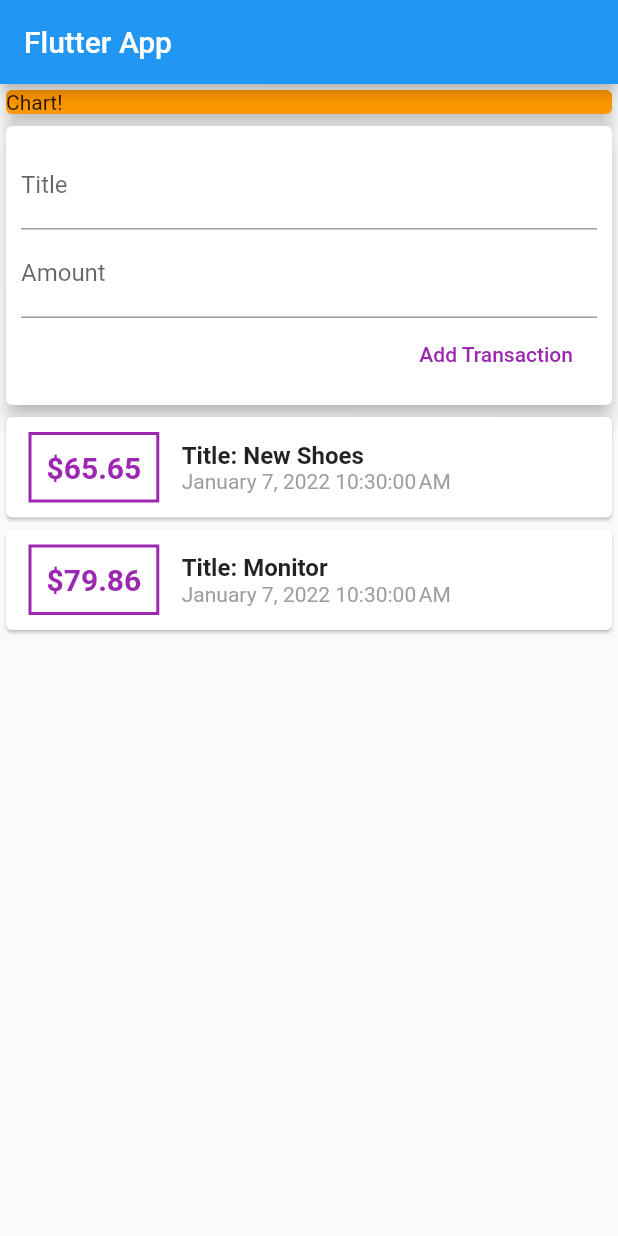
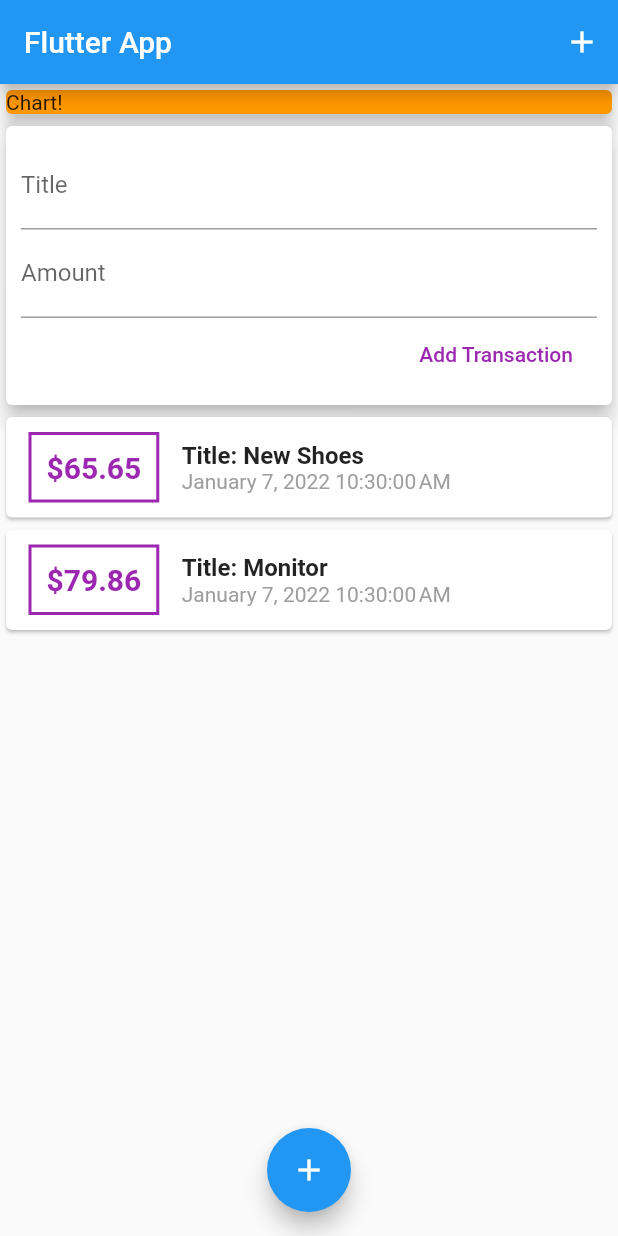
Before and after one commit to MdRahmatUllah/Personal_Expenses_Tracker_flutter, a Flutter app: the screen it shows after launch, on a phone screen of 412 x 824 dp. Run offline on Flutter 3.47's test engine with Material 2 defaults, Android fonts, the phone set to English and light mode, and no system bars.

Commit message:
92. Adding AppBar Buttons & Floating Action Buttons

```diff
--- a/lib/main.dart
+++ b/lib/main.dart
@@ -20,6 +20,7 @@ class _MyHomePage extends StatelessWidget {
     return Scaffold(
       appBar: AppBar(
         title: Text("Flutter App"),
+        actions: [IconButton(onPressed: () {}, icon: Icon(Icons.add))],
       ),
       body: SingleChildScrollView(
         child: Column(
@@ -37,6 +38,11 @@ class _MyHomePage extends StatelessWidget {
           ],
         ),
       ),
+      floatingActionButtonLocation: FloatingActionButtonLocation.centerFloat,
+      floatingActionButton: FloatingActionButton(
+        onPressed: () {},
+        child: Icon(Icons.add),
+      ),
     );
   }
 }
```
